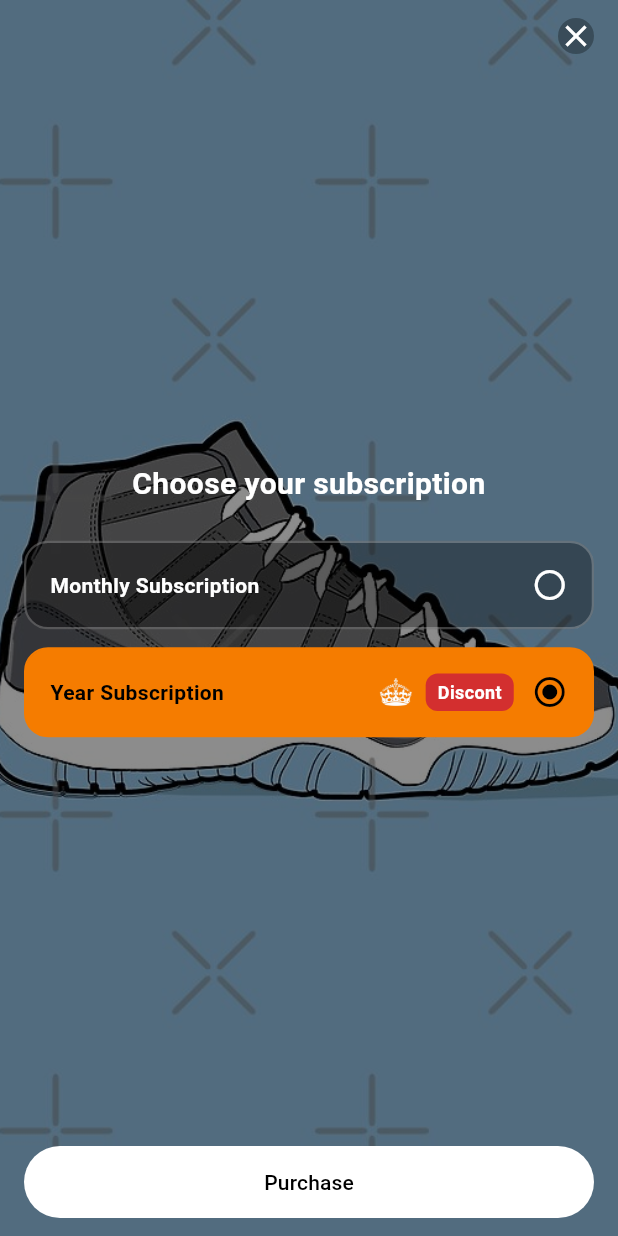
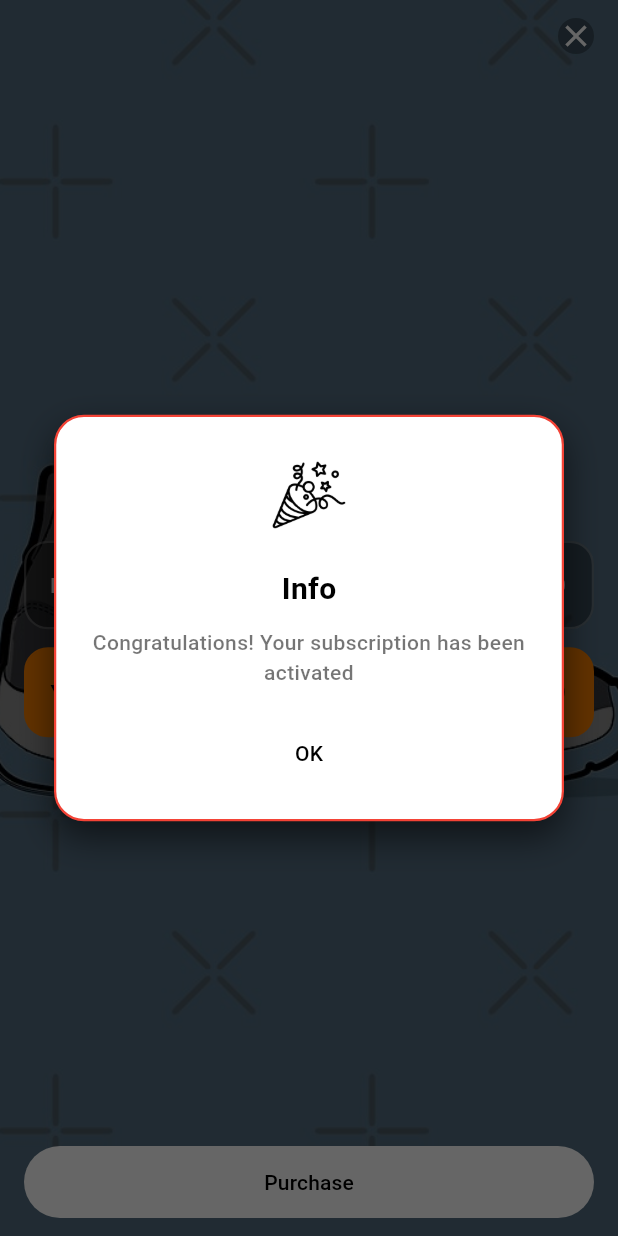
Before and after one commit to antonzyryanov/Barcode-Scanner, a Flutter app: the SubscriptionScreenWidget widget shown alone on an empty page, opened directly with empty values, after a tap on "Year Subscription", after a tap on "Purchase", on a phone screen of 412 x 824 dp. Run offline on Flutter 3.47's test engine with Material 3 defaults, Android fonts, the phone set to English and light mode, and no system bars; our stand-ins replace flutter_bloc, flutter_svg, permission_handler, shared_preferences; missing offline and left inert: mobile_scanner; accounts and stored records are empty.

Commit message:
refactor: улучшен UX. Добавлен алерт с поздравлением о подписке

```diff
--- a/lib/app_settings.dart
+++ b/lib/app_settings.dart
@@ -1,5 +1,5 @@
 class AppSettings {
-  bool isMockOn = false;
+  bool isMockOn = true;
   String serverIP = '';
   String serverPort = '3000';
 }
--- a/lib/localizations/app_localizations.dart
+++ b/lib/localizations/app_localizations.dart
@@ -24,6 +24,7 @@ class AppLocalizations {
     'en': {
       'appName': 'Sneakers Store',
       'errorTitle': 'Error',
+      'infoTitle': 'Info',
       'ok': 'OK',
       'tapToFindModel': 'Tap to find model',
       'scan': 'Scan',
@@ -54,10 +55,13 @@ class AppLocalizations {
       'discont': 'Discont',
       'subscriptionDeleted':
           'You already had subscription. Now its deleted for test purposes.',
+      'subscriptionActivatedMessage':
+          'Congratulations! Your subscription has been activated',
     },
     'ru': {
       'appName': 'Магазин кроссовок',
       'errorTitle': 'Ошибка',
+      'infoTitle': 'Информация',
       'ok': 'ОК',
       'tapToFindModel': 'Нажмите, чтобы найти модель',
       'scan': 'Сканировать',
@@ -88,6 +92,8 @@ class AppLocalizations {
       'discont': 'Скидка',
       'subscriptionDeleted':
           'У вас уже была подписка. Сейчас она удалена для тестирования.',
+      'subscriptionActivatedMessage':
+          'Поздравляем! Ваша подписка успешно активирована',
     },
   };
 
@@ -106,6 +112,7 @@ class AppLocalizations {
 
   String get appName => _value('appName');
   String get errorTitle => _value('errorTitle');
+  String get infoTitle => _value('infoTitle');
   String get ok => _value('ok');
   String get tapToFindModel => _value('tapToFindModel');
   String get scan => _value('scan');
@@ -126,6 +133,8 @@ class AppLocalizations {
   String get yearlySubscription => _value('yearlySubscription');
   String get discont => _value('discont');
   String get subscriptionDeleted => _value('subscriptionDeleted');
+  String get subscriptionActivatedMessage =>
+      _value('subscriptionActivatedMessage');
 
   String sizeLabel(String size) => _format('sizeLabel', {'size': size});
 
--- /dev/null
+++ b/lib/widgets/components/info_alert_widget.dart
@@ -0,0 +1,99 @@
+import 'package:anton_zyryanov_barcode_scanner/design_configs/app_theme.dart';
+import 'package:anton_zyryanov_barcode_scanner/design_configs/icon_sizing_config.dart';
+import 'package:anton_zyryanov_barcode_scanner/design_configs/responsive_config.dart';
+import 'package:anton_zyryanov_barcode_scanner/design_configs/spacing_config.dart';
+import 'package:anton_zyryanov_barcode_scanner/design_configs/typography_config.dart';
+import 'package:anton_zyryanov_barcode_scanner/localizations/app_localizations.dart';
+import 'package:anton_zyryanov_barcode_scanner/widgets/components/animated_button_widget.dart';
+import 'package:anton_zyryanov_barcode_scanner/widgets/components/animated_fade_slide_widget.dart';
+import 'package:flutter/material.dart';
+
+class InfoAlertWidget extends StatelessWidget {
+  const InfoAlertWidget({
+    super.key,
+    required this.message,
+    required this.iconPath,
+    required this.onClose,
+  });
+
+  final String message;
+  final String iconPath;
+  final VoidCallback onClose;
+
+  @override
+  Widget build(BuildContext context) {
+    final isMobile = ResponsiveConfig.isMobile(context);
+    final padding = isMobile
+        ? ContainerSpacing.dialogPaddingSmall
+        : ContainerSpacing.dialogPaddingLarge;
+
+    return SingleChildScrollView(
+      child: Container(
+        padding: EdgeInsets.all(padding),
+        decoration: BoxDecoration(
+          color: AppTheme.dialogBackground,
+          borderRadius: BorderRadius.circular(20),
+          border: Border.all(color: AppTheme.primary, width: 1.5),
+          boxShadow: const [
+            BoxShadow(
+              color: ShadowColors.shadow,
+              blurRadius: 20,
+              offset: Offset(0, 10),
+            ),
+          ],
+        ),
+        child: Column(
+          mainAxisSize: MainAxisSize.min,
+          children: [
+            AnimatedFadeSlideWidget(
+              child: SizedBox(
+                width: IconSizingConfig.dialogIconSize,
+                height: IconSizingConfig.dialogIconSize,
+                child: Image.asset(
+                  iconPath,
+                  width: IconSizingConfig.dialogIconSize,
+                  height: IconSizingConfig.dialogIconSize,
+                ),
+              ),
+            ),
+            SizedBox(height: SmallSpacing.spacing16),
+            AnimatedFadeSlideWidget(
+              delay: const Duration(milliseconds: 100),
+              child: Text(
+                AppLocalizations.of(context).infoTitle,
+                style: HeadingStyles.headingSmall.copyWith(
+                  color: DarkThemeColors.textPrimaryDark,
+                ),
+              ),
+            ),
+            SizedBox(height: SmallSpacing.spacing12),
+            AnimatedFadeSlideWidget(
+              delay: const Duration(milliseconds: 200),
+              child: Text(
+                message,
+                textAlign: TextAlign.center,
+                style: BodyTextStyles.bodySmall.copyWith(
+                  color: DarkThemeColors.textSecondaryDark,
+                ),
+              ),
+            ),
+            SizedBox(height: MediumSpacing.spacing20),
+            AnimatedFadeSlideWidget(
+              delay: const Duration(milliseconds: 300),
+              child: SizedBox(
+                width: double.infinity,
+                child: AnimatedButtonWidget(
+                  onPressed: onClose,
+                  child: Text(
+                    AppLocalizations.of(context).ok,
+                    style: const TextStyle(color: AppTheme.textOnButton),
+                  ),
+                ),
+              ),
+            ),
+          ],
+        ),
+      ),
+    );
+  }
+}
--- /dev/null
+++ b/lib/widgets/components/info_presenter.dart
@@ -0,0 +1,25 @@
+import 'package:anton_zyryanov_barcode_scanner/widgets/components/info_alert_widget.dart';
+import 'package:flutter/material.dart';
+
+class InfoPresenter {
+  static void showInfo({
+    required BuildContext context,
+    required String message,
+    required String iconPath,
+  }) {
+    showDialog(
+      context: context,
+      barrierColor: Colors.black54,
+      builder: (context) => Dialog(
+        backgroundColor: Colors.transparent,
+        elevation: 0,
+        insetPadding: const EdgeInsets.symmetric(horizontal: 24),
+        child: InfoAlertWidget(
+          message: message,
+          iconPath: iconPath,
+          onClose: () => Navigator.of(context).pop(),
+        ),
+      ),
+    );
+  }
+}
--- a/lib/widgets/home_page/widgets/subscription_screen_widget.dart
+++ b/lib/widgets/home_page/widgets/subscription_screen_widget.dart
@@ -7,6 +7,7 @@ import 'package:anton_zyryanov_barcode_scanner/design_configs/typography_config.
 import 'package:anton_zyryanov_barcode_scanner/localizations/app_localizations.dart';
 import 'package:anton_zyryanov_barcode_scanner/widgets/components/animated_button_widget.dart';
 import 'package:anton_zyryanov_barcode_scanner/widgets/components/animated_fade_slide_widget.dart';
+import 'package:anton_zyryanov_barcode_scanner/widgets/components/info_alert_widget.dart';
 import 'package:anton_zyryanov_barcode_scanner/widgets/components/subscription_plan_cell_widget.dart';
 import 'package:flutter/material.dart';
 
@@ -24,6 +25,7 @@ class SubscriptionScreenWidget extends StatefulWidget {
 
 class _SubscriptionScreenWidgetState extends State<SubscriptionScreenWidget> {
   SubscriptionPlan selectedPlan = SubscriptionPlan.monthly;
+  bool _isBlockingOverlayShown = false;
 
   @override
   Widget build(BuildContext context) {
@@ -44,6 +46,8 @@ class _SubscriptionScreenWidgetState extends State<SubscriptionScreenWidget> {
                 horizontal: SmallSpacing.spacing16,
                 vertical: SmallSpacing.spacing12,
               ),
+              child: AbsorbPointer(
+                absorbing: _isBlockingOverlayShown,
                 child: Column(
                   children: [
                     Align(
@@ -111,14 +115,19 @@ class _SubscriptionScreenWidgetState extends State<SubscriptionScreenWidget> {
                         width: double.infinity,
                         child: AnimatedButtonWidget(
                           onPressed: () async {
-                          await widget.mainBloc.user.setSubscribed(true);
-                          if (context.mounted) {
-                            widget.mainBloc.add(ResetMainStateEvent());
+                            if (_isBlockingOverlayShown) {
+                              return;
                             }
+
+                            setState(() {
+                              _isBlockingOverlayShown = true;
+                            });
                           },
                           child: Text(
                             localizations.purchase,
-                          style: const TextStyle(color: AppTheme.textOnButton),
+                            style: const TextStyle(
+                              color: AppTheme.textOnButton,
+                            ),
                           ),
                         ),
                       ),
@@ -127,6 +136,36 @@ class _SubscriptionScreenWidgetState extends State<SubscriptionScreenWidget> {
                 ),
               ),
             ),
+          ),
+          if (_isBlockingOverlayShown)
+            Positioned.fill(
+              child: Container(
+                color: Colors.black.withValues(alpha: 0.6),
+                alignment: Alignment.center,
+                child: AnimatedFadeSlideWidget(
+                  child: SizedBox(
+                    width: 340,
+                    child: InfoAlertWidget(
+                      iconPath: 'assets/paywall/subscription_bought_icon.png',
+                      message: localizations.subscriptionActivatedMessage,
+                      onClose: () async {
+                        await widget.mainBloc.user.setSubscribed(true);
+
+                        if (!context.mounted) {
+                          return;
+                        }
+
+                        setState(() {
+                          _isBlockingOverlayShown = false;
+                        });
+
+                        widget.mainBloc.add(ResetMainStateEvent());
+                      },
+                    ),
+                  ),
+                ),
+              ),
+            ),
         ],
       ),
     );
```
Also changed, not shown: assets/paywall/subscription_bought_icon.png (added), flutter_01.png (added). Lines whose indentation alone changed are shown as unchanged.
